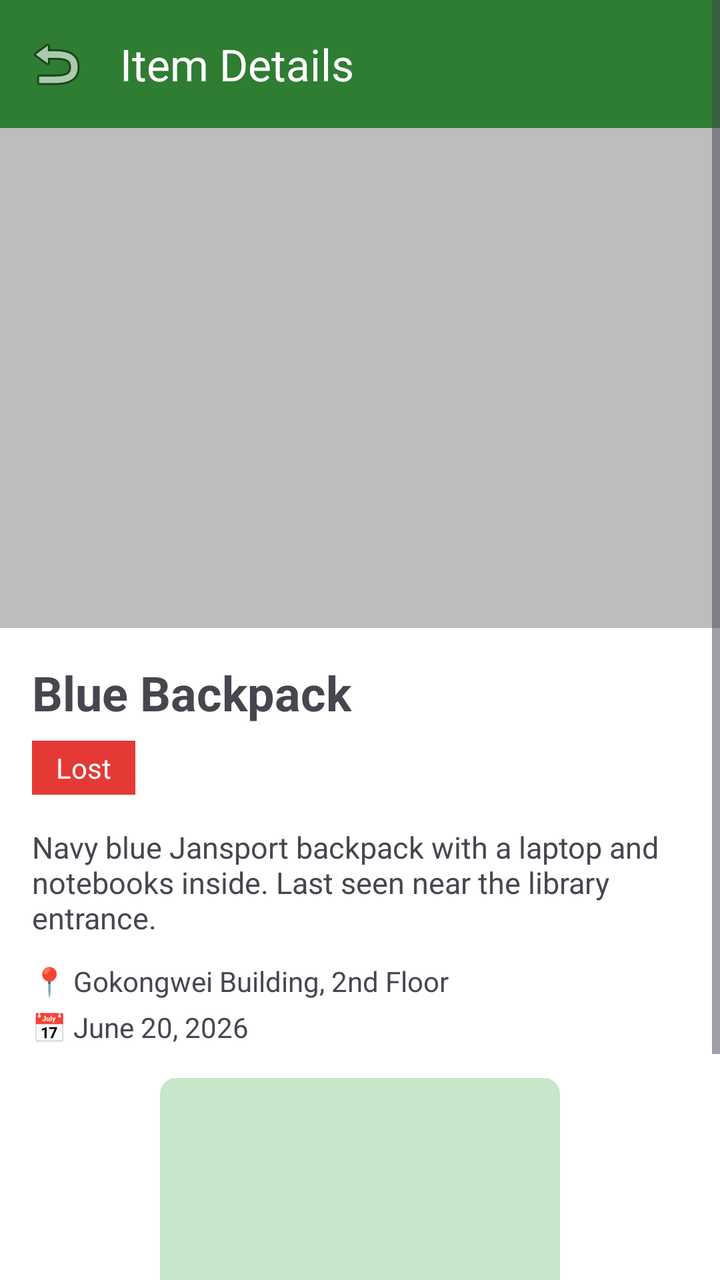
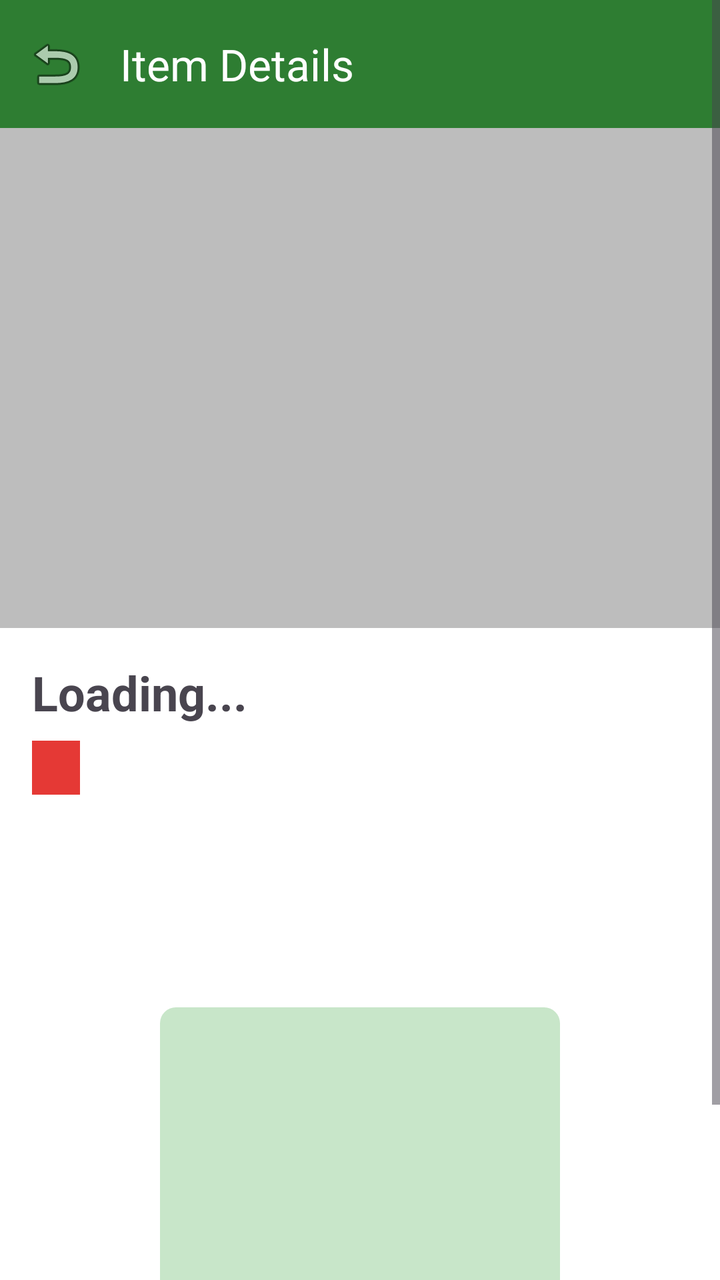

Compare the two renders of this Android layout. The source of the first and the diff that turns it into the second are given below.
<!-- AndroidManifest.xml: application theme Theme.ArcherFind -->
<!-- res/layout/fragment_item_detail.xml -->
<?xml version="1.0" encoding="utf-8"?>
<ScrollView
    xmlns:android="http://schemas.android.com/apk/res/android"
    xmlns:app="http://schemas.android.com/apk/res-auto"
    android:layout_width="match_parent"
    android:layout_height="match_parent"
    android:background="@color/white">

    <LinearLayout
        android:layout_width="match_parent"
        android:layout_height="wrap_content"
        android:orientation="vertical">

        <com.google.android.material.appbar.MaterialToolbar
            android:id="@+id/toolbar_detail"
            android:layout_width="match_parent"
            android:layout_height="wrap_content"
            app:title="Item Details"
            app:navigationIcon="@android:drawable/ic_menu_revert"
            android:background="@color/green_primary"
            app:titleTextColor="@color/white" />

        
        <ImageView
            android:id="@+id/iv_detail_photo"
            android:layout_width="match_parent"
            android:layout_height="250dp"
            android:src="@drawable/placeholder_image"
            android:scaleType="centerCrop"
            android:contentDescription="Item photo" />

        <LinearLayout
            android:layout_width="match_parent"
            android:layout_height="wrap_content"
            android:orientation="vertical"
            android:padding="16dp">

            <TextView
                android:id="@+id/tv_detail_title"
                android:layout_width="wrap_content"
                android:layout_height="wrap_content"
                android:text="Blue Backpack"
                android:textSize="24sp"
                android:textStyle="bold" />

            <TextView
                android:id="@+id/tv_detail_status"
                android:layout_width="wrap_content"
                android:layout_height="wrap_content"
                android:text="Lost"
                android:textSize="14sp"
                android:textColor="@color/white"
                android:background="@color/badge_lost"
                android:paddingHorizontal="12dp"
                android:paddingVertical="4dp"
                android:layout_marginTop="8dp" />

            <TextView
                android:id="@+id/tv_detail_description"
                android:layout_width="match_parent"
                android:layout_height="wrap_content"
                android:text="Navy blue Jansport backpack with a laptop and notebooks inside. Last seen near the library entrance."
                android:textSize="15sp"
                android:layout_marginTop="16dp" />

            <TextView
                android:id="@+id/tv_detail_location"
                android:layout_width="wrap_content"
                android:layout_height="wrap_content"
                android:text="📍 Gokongwei Building, 2nd Floor"
                android:textSize="14sp"
                android:layout_marginTop="12dp" />

            <TextView
                android:id="@+id/tv_detail_date"
                android:layout_width="wrap_content"
                android:layout_height="wrap_content"
                android:text="📅 June 20, 2026"
                android:textSize="14sp"
                android:layout_marginTop="4dp" />

            
            <ImageView
                android:layout_width="match_parent"
                android:layout_height="150dp"
                android:src="@drawable/placeholder_map"
                android:layout_marginTop="16dp"
                android:contentDescription="Map location" />

            <com.google.android.material.button.MaterialButton
                android:id="@+id/btn_claim"
                android:layout_width="match_parent"
                android:layout_height="wrap_content"
                android:text="Claim Item"
                android:layout_marginTop="24dp" />
        </LinearLayout>
    </LinearLayout>
</ScrollView>
<!-- resources referenced by this layout -->
<resources>
  <color name="badge_lost">#E53935</color>
  <color name="green_primary">#2E7D32</color>
  <color name="white">#FFFFFF</color>
  <!-- drawable placeholder_image (drawable) -->
  <?xml version="1.0" encoding="utf-8"?>
  <shape xmlns:android="http://schemas.android.com/apk/res/android"
      android:shape="rectangle">
      <solid android:color="@color/placeholder_bg" />
      <size android:width="120dp" android:height="120dp" />
      <corners android:radius="8dp" />
  </shape>
  <!-- drawable placeholder_map (drawable) -->
  <?xml version="1.0" encoding="utf-8"?>
  <shape xmlns:android="http://schemas.android.com/apk/res/android"
      android:shape="rectangle">
      <solid android:color="#C8E6C9" />
      <size android:width="200dp" android:height="150dp" />
      <corners android:radius="8dp" />
  </shape>
  <style name="Theme.ArcherFind" parent="Theme.Material3.Light.NoActionBar">
          <item name="colorPrimary">@color/green_primary</item>
          <item name="colorPrimaryDark">@color/green_primary_dark</item>
          <item name="colorAccent">@color/green_accent</item>
      </style>
  <color name="placeholder_bg">#BDBDBD</color>
  <color name="green_primary_dark">#1B5E20</color>
  <color name="green_accent">#66BB6A</color>
</resources>

<!-- the commit's change to res/layout/fragment_item_detail.xml (unified diff, before → after) -->
@@ -39,7 +39,7 @@
                 android:id="@+id/tv_detail_title"
                 android:layout_width="wrap_content"
                 android:layout_height="wrap_content"
-                android:text="Blue Backpack"
+                android:text="Loading..."
                 android:textSize="24sp"
                 android:textStyle="bold" />
 
@@ -47,7 +47,7 @@
                 android:id="@+id/tv_detail_status"
                 android:layout_width="wrap_content"
                 android:layout_height="wrap_content"
-                android:text="Lost"
+                android:text=""
                 android:textSize="14sp"
                 android:textColor="@color/white"
                 android:background="@color/badge_lost"
@@ -59,7 +59,7 @@
                 android:id="@+id/tv_detail_description"
                 android:layout_width="match_parent"
                 android:layout_height="wrap_content"
-                android:text="Navy blue Jansport backpack with a laptop and notebooks inside. Last seen near the library entrance."
+                android:text=""
                 android:textSize="15sp"
                 android:layout_marginTop="16dp" />
 
@@ -67,7 +67,7 @@
                 android:id="@+id/tv_detail_location"
                 android:layout_width="wrap_content"
                 android:layout_height="wrap_content"
-                android:text="📍 Gokongwei Building, 2nd Floor"
+                android:text=""
                 android:textSize="14sp"
                 android:layout_marginTop="12dp" />
 
@@ -75,7 +75,7 @@
                 android:id="@+id/tv_detail_date"
                 android:layout_width="wrap_content"
                 android:layout_height="wrap_content"
-                android:text="📅 June 20, 2026"
+                android:text=""
                 android:textSize="14sp"
                 android:layout_marginTop="4dp" />
 
